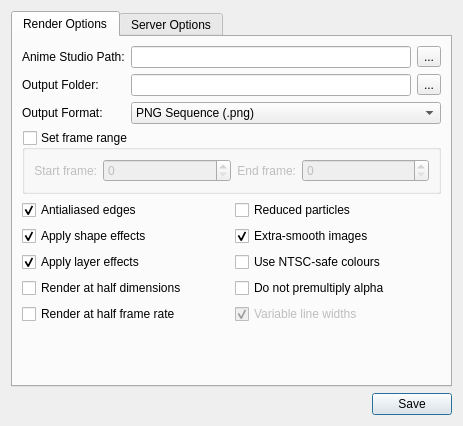
Before: the Qt Designer form dialogues/preferences.ui in BattyBovine/AnimeRenderfarm, drawn with Qt 5.
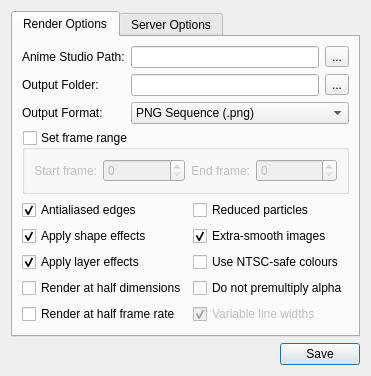
After: the same form once the commit is applied.

Patch:
```diff
--- a/dialogues/preferences.ui
+++ b/dialogues/preferences.ui
@@ -2,16 +2,8 @@
 <ui version="4.0">
  <class>Preferences</class>
  <widget class="QDialog" name="Preferences">
-  <property name="geometry">
-   <rect>
-    <x>0</x>
-    <y>0</y>
-    <width>463</width>
-    <height>426</height>
-   </rect>
-  </property>
   <property name="sizePolicy">
-   <sizepolicy hsizetype="Minimum" vsizetype="Preferred">
+   <sizepolicy hsizetype="Minimum" vsizetype="Minimum">
     <horstretch>0</horstretch>
     <verstretch>0</verstretch>
    </sizepolicy>
@@ -299,7 +291,7 @@
          <property name="sizeHint" stdset="0">
           <size>
            <width>20</width>
-           <height>40</height>
+           <height>0</height>
           </size>
          </property>
         </spacer>
```
